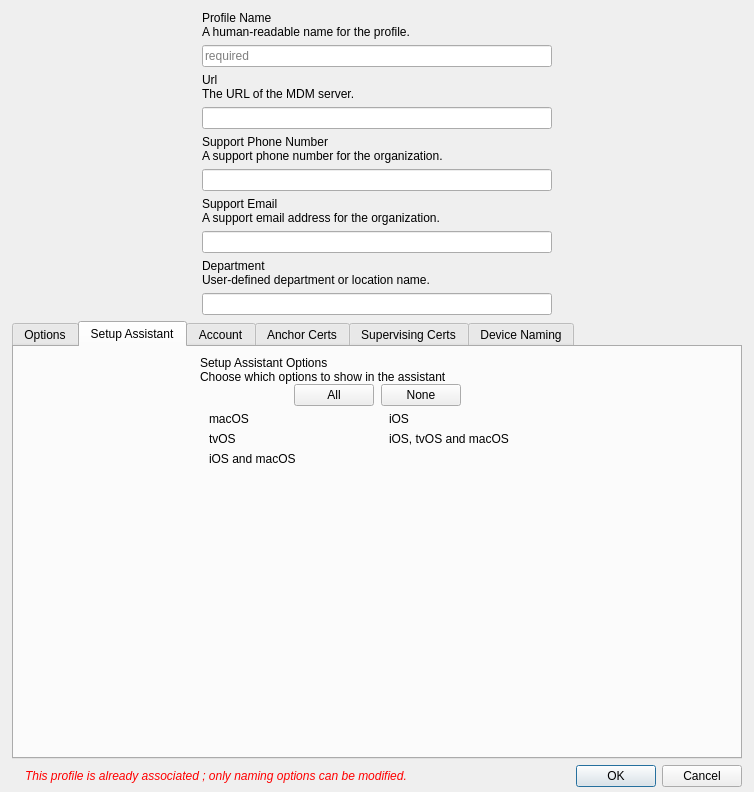
This is FWAdminLib/dep/DepProfileDlg.ui in fw-dev/translations as Qt 5 draws it before an edit. The edited form follows.
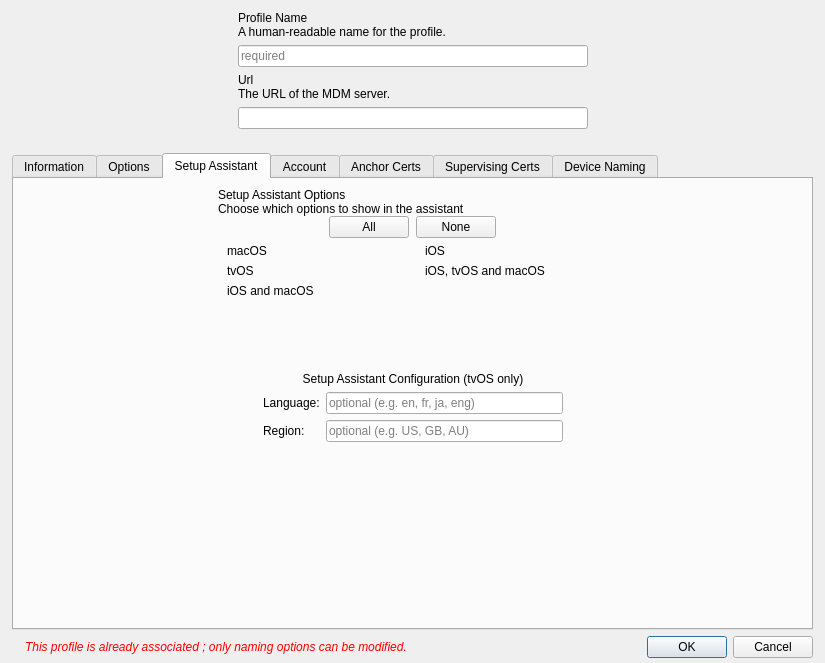
This is the edited form. The open tabs and pages were chosen to show the change. Icons and pictures are not drawn. Custom widgets are drawn as their Qt base class.

```diff
--- a/FWAdminLib/dep/DepProfileDlg.ui
+++ b/FWAdminLib/dep/DepProfileDlg.ui
@@ -6,8 +6,8 @@
    <rect>
     <x>0</x>
     <y>0</y>
-    <width>754</width>
-    <height>792</height>
+    <width>825</width>
+    <height>663</height>
    </rect>
   </property>
   <property name="windowTitle">
@@ -176,29 +176,9 @@
            <property name="bottomMargin">
             <number>0</number>
            </property>
-           <item>
-            <widget class="QLabel" name="label_3">
-             <property name="text">
-              <string>Support Phone Number</string>
-             </property>
-            </widget>
-           </item>
-           <item>
-            <widget class="QLabel" name="lTipPhone">
-             <property name="text">
-              <string>A support phone number for the organization.</string>
-             </property>
-             <property name="textFormat">
-              <enum>Qt::AutoText</enum>
-             </property>
-            </widget>
-           </item>
           </layout>
          </widget>
         </item>
-        <item>
-         <widget class="QLineEdit" name="supportPhoneNumber"/>
-        </item>
         <item>
          <widget class="QWidget" name="widget_13" native="true">
           <layout class="QVBoxLayout" name="verticalLayout_18">
@@ -217,26 +197,9 @@
            <property name="bottomMargin">
             <number>0</number>
            </property>
-           <item>
-            <widget class="QLabel" name="label_18">
-             <property name="text">
-              <string>Support Email</string>
-             </property>
-            </widget>
-           </item>
-           <item>
-            <widget class="QLabel" name="lTipEmail">
-             <property name="text">
-              <string>A support email address for the organization.</string>
-             </property>
-            </widget>
-           </item>
           </layout>
          </widget>
         </item>
-        <item>
-         <widget class="QLineEdit" name="supportEmail"/>
-        </item>
         <item>
          <widget class="QWidget" name="widget_7" native="true">
           <layout class="QVBoxLayout" name="verticalLayout_13">
@@ -255,26 +218,9 @@
            <property name="bottomMargin">
             <number>0</number>
            </property>
-           <item>
-            <widget class="QLabel" name="label_13">
-             <property name="text">
-              <string>Department</string>
-             </property>
-            </widget>
-           </item>
-           <item>
-            <widget class="QLabel" name="lTipDep">
-             <property name="text">
-              <string>User-defined department or location name.</string>
-             </property>
-            </widget>
-           </item>
           </layout>
          </widget>
         </item>
-        <item>
-         <widget class="QLineEdit" name="department"/>
-        </item>
        </layout>
       </widget>
      </item>
@@ -298,6 +244,113 @@
      <property name="currentIndex">
       <number>0</number>
      </property>
+     <widget class="QWidget" name="tab">
+      <attribute name="title">
+       <string>Information</string>
+      </attribute>
+      <layout class="QHBoxLayout" name="horizontalLayout_21">
+       <item>
+        <spacer name="horizontalSpacer_10">
+         <property name="orientation">
+          <enum>Qt::Horizontal</enum>
+         </property>
+         <property name="sizeHint" stdset="0">
+          <size>
+           <width>218</width>
+           <height>20</height>
+          </size>
+         </property>
+        </spacer>
+       </item>
+       <item>
+        <layout class="QVBoxLayout" name="verticalLayout_26">
+         <property name="leftMargin">
+          <number>0</number>
+         </property>
+         <item>
+          <widget class="QLabel" name="label_3">
+           <property name="text">
+            <string>Support Phone Number</string>
+           </property>
+          </widget>
+         </item>
+         <item>
+          <widget class="QLabel" name="lTipPhone">
+           <property name="text">
+            <string>A support phone number for the organization.</string>
+           </property>
+           <property name="textFormat">
+            <enum>Qt::AutoText</enum>
+           </property>
+          </widget>
+         </item>
+         <item>
+          <widget class="QLineEdit" name="supportPhoneNumber"/>
+         </item>
+         <item>
+          <widget class="QLabel" name="label_18">
+           <property name="text">
+            <string>Support Email</string>
+           </property>
+          </widget>
+         </item>
+         <item>
+          <widget class="QLabel" name="lTipEmail">
+           <property name="text">
+            <string>A support email address for the organization.</string>
+           </property>
+          </widget>
+         </item>
+         <item>
+          <widget class="QLineEdit" name="supportEmail"/>
+         </item>
+         <item>
+          <widget class="QLabel" name="label_13">
+           <property name="text">
+            <string>Department</string>
+           </property>
+          </widget>
+         </item>
+         <item>
+          <widget class="QLabel" name="lTipDep">
+           <property name="text">
+            <string>User-defined department or location name.</string>
+           </property>
+          </widget>
+         </item>
+         <item>
+          <widget class="QLineEdit" name="department"/>
+         </item>
+         <item>
+          <spacer name="verticalSpacer_15">
+           <property name="orientation">
+            <enum>Qt::Vertical</enum>
+           </property>
+           <property name="sizeHint" stdset="0">
+            <size>
+             <width>20</width>
+             <height>40</height>
+            </size>
+           </property>
+          </spacer>
+         </item>
+        </layout>
+       </item>
+       <item>
+        <spacer name="horizontalSpacer_11">
+         <property name="orientation">
+          <enum>Qt::Horizontal</enum>
+         </property>
+         <property name="sizeHint" stdset="0">
+          <size>
+           <width>217</width>
+           <height>20</height>
+          </size>
+         </property>
+        </spacer>
+       </item>
+      </layout>
+     </widget>
      <widget class="QWidget" name="options">
       <attribute name="title">
        <string>Options</string>
@@ -1014,6 +1067,135 @@
             </layout>
            </widget>
           </item>
+          <item>
+           <widget class="QWidget" name="widget_19" native="true">
+            <layout class="QHBoxLayout" name="horizontalLayout_23">
+             <property name="leftMargin">
+              <number>0</number>
+             </property>
+             <property name="topMargin">
+              <number>0</number>
+             </property>
+             <property name="rightMargin">
+              <number>0</number>
+             </property>
+             <property name="bottomMargin">
+              <number>0</number>
+             </property>
+             <item>
+              <spacer name="horizontalSpacer_18">
+               <property name="orientation">
+                <enum>Qt::Horizontal</enum>
+               </property>
+               <property name="sizeHint" stdset="0">
+                <size>
+                 <width>0</width>
+                 <height>0</height>
+                </size>
+               </property>
+              </spacer>
+             </item>
+             <item>
+              <layout class="QVBoxLayout" name="verticalLayout_27">
+               <property name="leftMargin">
+                <number>0</number>
+               </property>
+               <property name="topMargin">
+                <number>0</number>
+               </property>
+               <property name="bottomMargin">
+                <number>0</number>
+               </property>
+               <item>
+                <widget class="QLabel" name="label_7">
+                 <property name="minimumSize">
+                  <size>
+                   <width>300</width>
+                   <height>0</height>
+                  </size>
+                 </property>
+                 <property name="text">
+                  <string>Setup Assistant Configuration (tvOS only)</string>
+                 </property>
+                 <property name="alignment">
+                  <set>Qt::AlignCenter</set>
+                 </property>
+                </widget>
+               </item>
+               <item>
+                <layout class="QFormLayout" name="formLayout_3">
+                 <property name="leftMargin">
+                  <number>0</number>
+                 </property>
+                 <property name="topMargin">
+                  <number>0</number>
+                 </property>
+                 <item row="0" column="0">
+                  <widget class="QLabel" name="label_11">
+                   <property name="text">
+                    <string>Language:</string>
+                   </property>
+                  </widget>
+                 </item>
+                 <item row="0" column="1">
+                  <widget class="QLineEdit" name="setupAssistantLanguage">
+                   <property name="minimumSize">
+                    <size>
+                     <width>200</width>
+                     <height>0</height>
+                    </size>
+                   </property>
+                   <property name="maxLength">
+                    <number>3</number>
+                   </property>
+                   <property name="placeholderText">
+                    <string>optional (e.g. en, fr, ja, eng)</string>
+                   </property>
+                  </widget>
+                 </item>
+                 <item row="1" column="0">
+                  <widget class="QLabel" name="label_14">
+                   <property name="text">
+                    <string>Region:</string>
+                   </property>
+                  </widget>
+                 </item>
+                 <item row="1" column="1">
+                  <widget class="QLineEdit" name="setupAssistantRegion">
+                   <property name="minimumSize">
+                    <size>
+                     <width>200</width>
+                     <height>0</height>
+                    </size>
+                   </property>
+                   <property name="maxLength">
+                    <number>2</number>
+                   </property>
+                   <property name="placeholderText">
+                    <string>optional (e.g. US, GB, AU)</string>
+                   </property>
+                  </widget>
+                 </item>
+                </layout>
+               </item>
+              </layout>
+             </item>
+             <item>
+              <spacer name="horizontalSpacer_17">
+               <property name="orientation">
+                <enum>Qt::Horizontal</enum>
+               </property>
+               <property name="sizeHint" stdset="0">
+                <size>
+                 <width>0</width>
+                 <height>0</height>
+                </size>
+               </property>
+              </spacer>
+             </item>
+            </layout>
+           </widget>
+          </item>
           <item>
            <spacer name="verticalSpacer_12">
             <property name="orientation">
```
Left out of the diff: 3 changed lines with no effect on the pictures.
